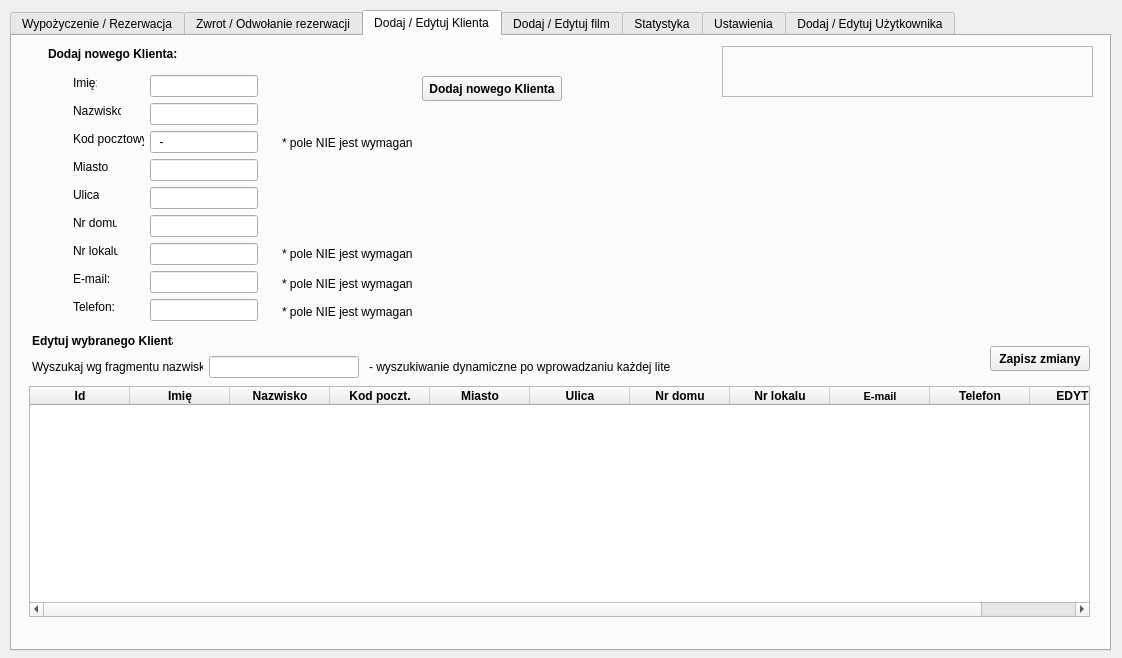
Before: the Qt Designer form RentDVD/wypozyczalnia.ui in ekspensum/CPP_Projects, drawn with Qt 5.
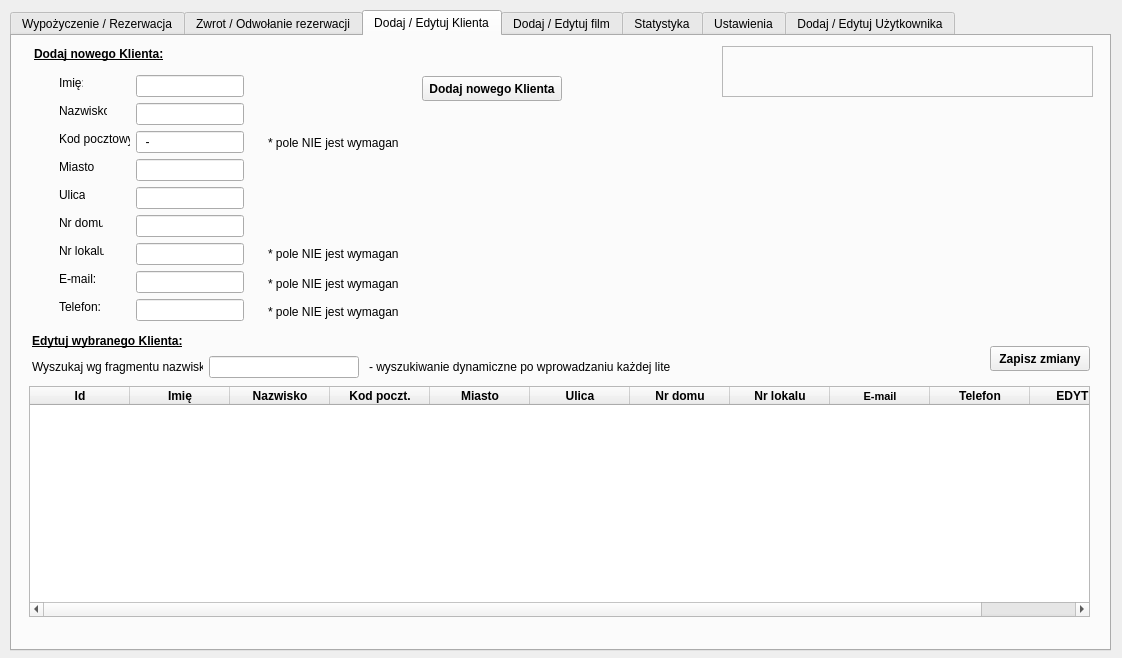
After: the same form once the commit is applied. The open tabs and pages were chosen to show the change.

What changed in the file:
```diff
--- a/RentDVD/wypozyczalnia.ui
+++ b/RentDVD/wypozyczalnia.ui
@@ -1395,7 +1395,7 @@
     <widget class="QLabel" name="label_29">
      <property name="geometry">
       <rect>
-       <x>270</x>
+       <x>256</x>
        <y>99</y>
        <width>131</width>
        <height>16</height>
@@ -1408,7 +1408,7 @@
     <widget class="QLabel" name="label_30">
      <property name="geometry">
       <rect>
-       <x>270</x>
+       <x>256</x>
        <y>210</y>
        <width>131</width>
        <height>16</height>
@@ -1421,7 +1421,7 @@
     <widget class="QLineEdit" name="lineEditEmail">
      <property name="geometry">
       <rect>
-       <x>138</x>
+       <x>124</x>
        <y>235</y>
        <width>108</width>
        <height>22</height>
@@ -1431,7 +1431,7 @@
     <widget class="QLabel" name="label_44">
      <property name="geometry">
       <rect>
-       <x>61</x>
+       <x>47</x>
        <y>235</y>
        <width>45</width>
        <height>16</height>
@@ -1444,7 +1444,7 @@
     <widget class="QLabel" name="label_45">
      <property name="geometry">
       <rect>
-       <x>270</x>
+       <x>256</x>
        <y>240</y>
        <width>131</width>
        <height>16</height>
@@ -1684,7 +1684,7 @@
       <rect>
        <x>20</x>
        <y>297</y>
-       <width>141</width>
+       <width>161</width>
        <height>16</height>
       </rect>
      </property>
@@ -1692,6 +1692,7 @@
       <font>
        <weight>75</weight>
        <bold>true</bold>
+       <underline>true</underline>
       </font>
      </property>
      <property name="text">
@@ -1701,7 +1702,7 @@
     <widget class="QLabel" name="label_49">
      <property name="geometry">
       <rect>
-       <x>36</x>
+       <x>22</x>
        <y>10</y>
        <width>141</width>
        <height>16</height>
@@ -1711,6 +1712,7 @@
       <font>
        <weight>75</weight>
        <bold>true</bold>
+       <underline>true</underline>
       </font>
      </property>
      <property name="text">
@@ -1720,7 +1722,7 @@
     <widget class="QLabel" name="label_22">
      <property name="geometry">
       <rect>
-       <x>61</x>
+       <x>47</x>
        <y>39</y>
        <width>24</width>
        <height>16</height>
@@ -1733,7 +1735,7 @@
     <widget class="QLineEdit" name="lineEditImieKlienta">
      <property name="geometry">
       <rect>
-       <x>138</x>
+       <x>124</x>
        <y>39</y>
        <width>108</width>
        <height>22</height>
@@ -1743,7 +1745,7 @@
     <widget class="QLabel" name="label_23">
      <property name="geometry">
       <rect>
-       <x>61</x>
+       <x>47</x>
        <y>67</y>
        <width>48</width>
        <height>16</height>
@@ -1756,7 +1758,7 @@
     <widget class="QLineEdit" name="lineEditNazwiskoKlienta">
      <property name="geometry">
       <rect>
-       <x>138</x>
+       <x>124</x>
        <y>67</y>
        <width>108</width>
        <height>22</height>
@@ -1766,7 +1768,7 @@
     <widget class="QLabel" name="label_25">
      <property name="geometry">
       <rect>
-       <x>61</x>
+       <x>47</x>
        <y>123</y>
        <width>35</width>
        <height>16</height>
@@ -1779,7 +1781,7 @@
     <widget class="QLabel" name="label_24">
      <property name="geometry">
       <rect>
-       <x>61</x>
+       <x>47</x>
        <y>95</y>
        <width>71</width>
        <height>16</height>
@@ -1792,7 +1794,7 @@
     <widget class="QLineEdit" name="lineEditKodPocztowy">
      <property name="geometry">
       <rect>
-       <x>138</x>
+       <x>124</x>
        <y>95</y>
        <width>108</width>
        <height>22</height>
@@ -1808,7 +1810,7 @@
     <widget class="QLineEdit" name="lineEditMiasto">
      <property name="geometry">
       <rect>
-       <x>138</x>
+       <x>124</x>
        <y>123</y>
        <width>108</width>
        <height>22</height>
@@ -1818,7 +1820,7 @@
     <widget class="QLabel" name="label_26">
      <property name="geometry">
       <rect>
-       <x>61</x>
+       <x>47</x>
        <y>151</y>
        <width>26</width>
        <height>16</height>
@@ -1831,7 +1833,7 @@
     <widget class="QLabel" name="label_27">
      <property name="geometry">
       <rect>
-       <x>61</x>
+       <x>47</x>
        <y>179</y>
        <width>44</width>
        <height>16</height>
@@ -1844,7 +1846,7 @@
     <widget class="QLineEdit" name="lineEditUlica">
      <property name="geometry">
       <rect>
-       <x>138</x>
+       <x>124</x>
        <y>151</y>
        <width>108</width>
        <height>22</height>
@@ -1854,7 +1856,7 @@
     <widget class="QLineEdit" name="lineEditNrDomu">
      <property name="geometry">
       <rect>
-       <x>138</x>
+       <x>124</x>
        <y>179</y>
        <width>108</width>
        <height>22</height>
@@ -1864,7 +1866,7 @@
     <widget class="QLabel" name="label_28">
      <property name="geometry">
       <rect>
-       <x>61</x>
+       <x>47</x>
        <y>207</y>
        <width>45</width>
        <height>16</height>
@@ -1877,7 +1879,7 @@
     <widget class="QLineEdit" name="lineEditNrLokalu">
      <property name="geometry">
       <rect>
-       <x>138</x>
+       <x>124</x>
        <y>207</y>
        <width>108</width>
        <height>22</height>
@@ -1887,7 +1889,7 @@
     <widget class="QLabel" name="label_56">
      <property name="geometry">
       <rect>
-       <x>270</x>
+       <x>256</x>
        <y>268</y>
        <width>131</width>
        <height>16</height>
@@ -1900,7 +1902,7 @@
     <widget class="QLineEdit" name="lineEditTelefon">
      <property name="geometry">
       <rect>
-       <x>138</x>
+       <x>124</x>
        <y>263</y>
        <width>108</width>
        <height>22</height>
@@ -1910,7 +1912,7 @@
     <widget class="QLabel" name="label_57">
      <property name="geometry">
       <rect>
-       <x>61</x>
+       <x>47</x>
        <y>263</y>
        <width>45</width>
        <height>16</height>
```
Left out of the diff: 60 changed lines with no effect on the pictures.
